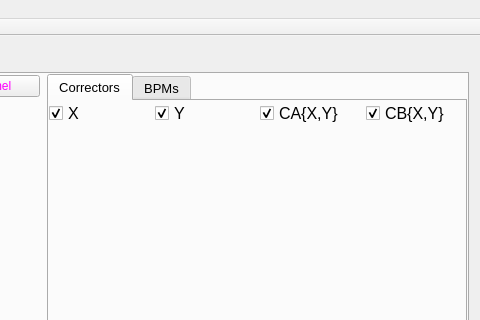
Old version of the form gui/UImanul2.ui in the repository sergey-tomin/manul; both pictures show x 679 to 1159 and y 0 to 320 of the 1159 by 828 pixel window.
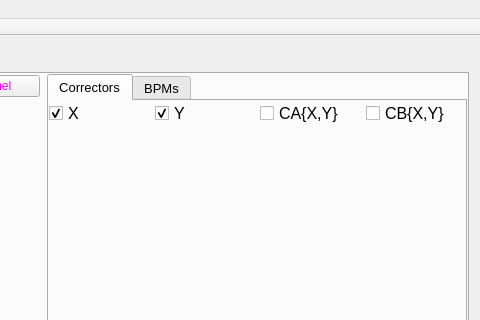
New version of the form.

Diff of the .ui file:
```diff
--- a/gui/UImanul2.ui
+++ b/gui/UImanul2.ui
@@ -1000,7 +1000,7 @@
                  <string>CA{X,Y}</string>
                 </property>
                 <property name="checked">
-                 <bool>true</bool>
+                 <bool>false</bool>
                 </property>
                </widget>
               </item>
@@ -1015,7 +1015,7 @@
                  <string>CB{X,Y}</string>
                 </property>
                 <property name="checked">
-                 <bool>true</bool>
+                 <bool>false</bool>
                 </property>
                </widget>
               </item>
```
Left out of the diff: 13 changed lines with no effect on the pictures.
